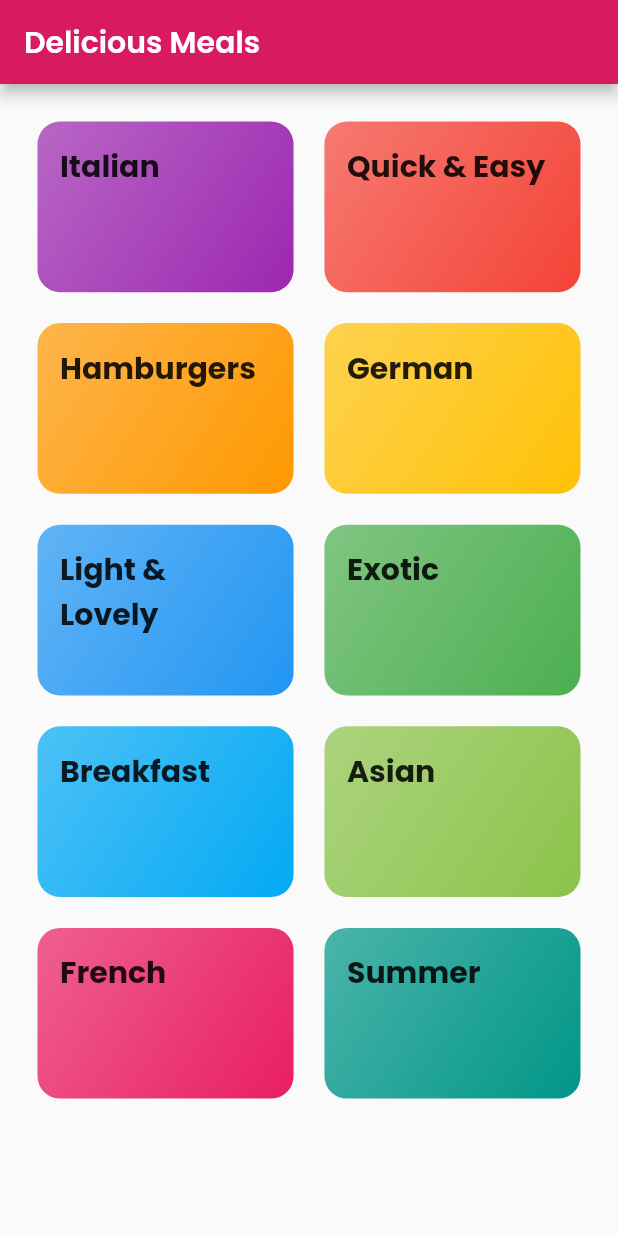
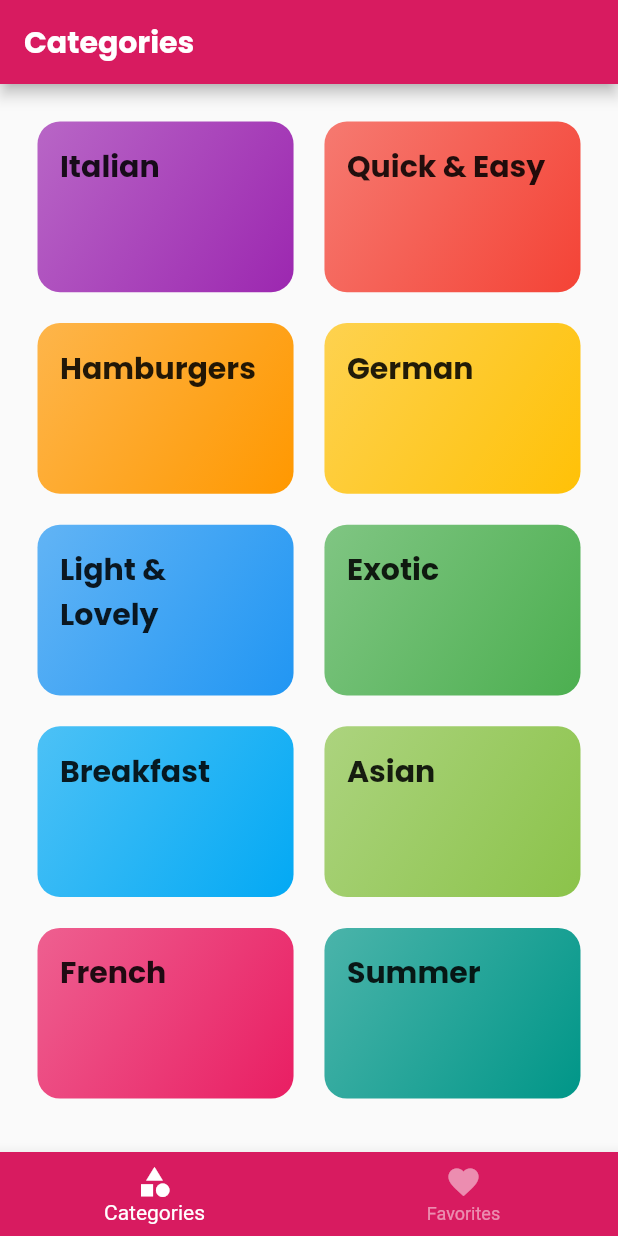
Before and after one commit to Arka2001/flutter-meals-app, a Flutter app: the screen it shows after launch, on a phone screen of 412 x 824 dp. Run offline on Flutter 3.47's test engine with Material 2 defaults, Android fonts, the phone set to English and light mode, and no system bars; our stand-ins replace google_fonts.

```diff
--- a/lib/main.dart
+++ b/lib/main.dart
@@ -16,7 +16,7 @@ class MyApp extends StatelessWidget {
         accentColor: Colors.amberAccent,
       ),
       debugShowCheckedModeBanner: false,
-      initialRoute: categoriesPage,
+      initialRoute: homePage,
       routes: route,
     );
   }
--- a/lib/routes/app_routes.dart
+++ b/lib/routes/app_routes.dart
@@ -1,4 +1,5 @@
 import 'package:meals_app/screens/meal_detail.dart';
+import 'package:meals_app/screens/tab_bar_view.dart';
 
 import '../screens/categories_screen.dart';
 import '../screens/category_meal_screen.dart';
@@ -9,7 +10,7 @@ final String categoryMealPage = '/category-meals';
 final String mealDetailsPage = '/meal-details';
 
 final route = {
-  // homePage: (context) => CategoriesScreen(),
+  homePage: (context) => TabsScreen(),
   categoriesPage: (context) => CategoriesScreen(),
   categoryMealPage: (context) => CategoryMealScreen(),
   mealDetailsPage: (context) => MealDetailScreen(),
--- a/lib/screens/categories_screen.dart
+++ b/lib/screens/categories_screen.dart
@@ -1,5 +1,4 @@
 import 'package:flutter/material.dart';
-import 'package:google_fonts/google_fonts.dart';
 import '../utils/sizeConfig.dart';
 import '../widgets/categoryTileWidget.dart';
 import '../utils/dummy_data.dart';
@@ -12,21 +11,7 @@ class CategoriesScreen extends StatelessWidget {
     final sc = SizeConfig();
     sc.init(context);
     final _screenWidth = sc.screenWidth;
-    final _textScale = sc.textScale;
-    return Scaffold(
-      appBar: AppBar(
-        title: Text(
-          "Delicious Meals",
-          style: GoogleFonts.poppins(
-            textStyle: TextStyle(
-              color: Colors.white,
-              fontWeight: FontWeight.w600,
-              fontSize: 20 * _textScale,
-            ),
-          ),
-        ),
-      ),
-      body: GridView(
+    return GridView(
       padding: const EdgeInsets.all(25),
       children: DUMMY_CATEGORIES
           .map(
@@ -43,7 +28,6 @@ class CategoriesScreen extends StatelessWidget {
         mainAxisSpacing: _screenWidth * 0.05,
         crossAxisSpacing: _screenWidth * 0.05,
       ),
-      ),
     );
   }
 }
--- /dev/null
+++ b/lib/screens/favorites_screen.dart
@@ -0,0 +1,12 @@
+import 'package:flutter/material.dart';
+
+class FavoritesScreen extends StatelessWidget {
+  const FavoritesScreen({Key? key}) : super(key: key);
+
+  @override
+  Widget build(BuildContext context) {
+    return Center(
+      child: Text("Favorites"),
+    );
+  }
+}
--- /dev/null
+++ b/lib/screens/tab_bar_view.dart
@@ -0,0 +1,72 @@
+import 'package:flutter/material.dart';
+import 'package:flutter/painting.dart';
+import 'package:google_fonts/google_fonts.dart';
+import 'package:meals_app/screens/favorites_screen.dart';
+import 'categories_screen.dart';
+
+class TabsScreen extends StatefulWidget {
+  const TabsScreen({Key? key}) : super(key: key);
+
+  @override
+  _TabsScreenState createState() => _TabsScreenState();
+}
+
+class _TabsScreenState extends State<TabsScreen> {
+  final List<Map<String, Widget>> _pages = [
+    {
+      'page': CategoriesScreen(),
+      'title': Text(
+        'Categories',
+        style: GoogleFonts.poppins(
+          textStyle: TextStyle(
+            color: Colors.white,
+            fontWeight: FontWeight.bold,
+          ),
+        ),
+      )
+    },
+    {
+      'page': FavoritesScreen(),
+      'title': Text(
+        'Your favorites',
+        style: GoogleFonts.poppins(
+          textStyle: TextStyle(
+            color: Colors.white,
+            fontWeight: FontWeight.bold,
+          ),
+        ),
+      )
+    },
+  ];
+
+  int _selectedPageIndex = 0;
+
+  void _selectedPage(int index) {
+    setState(() {
+      _selectedPageIndex = index;
+    });
+  }
+
+  @override
+  Widget build(BuildContext context) {
+    return Scaffold(
+      appBar: AppBar(
+        title: _pages[_selectedPageIndex]['title'],
+      ),
+      body: _pages[_selectedPageIndex]['page'],
+      bottomNavigationBar: BottomNavigationBar(
+        backgroundColor: Theme.of(context).primaryColor,
+        onTap: _selectedPage,
+        selectedItemColor: Colors.white,
+        unselectedItemColor: Colors.white.withOpacity(0.5),
+        currentIndex: _selectedPageIndex,
+        items: [
+          BottomNavigationBarItem(
+              icon: Icon(Icons.category), label: "Categories"),
+          BottomNavigationBarItem(
+              icon: Icon(Icons.favorite), label: "Favorites"),
+        ],
+      ),
+    );
+  }
+}
```
Also changed, not shown: 1 other file. Lines whose indentation alone changed are shown as unchanged.
